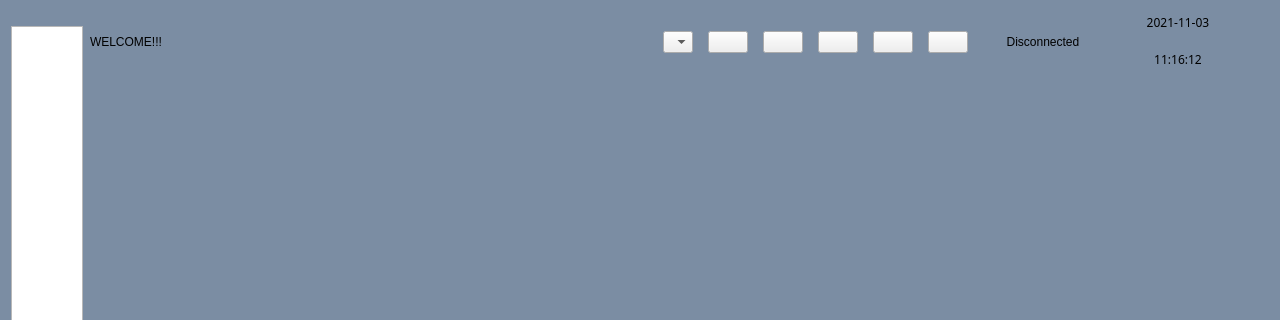
Qt form src/framework/FrameworkWidget.ui (hanjingo/rag-qt) before a commit; both pictures show x 0 to 1280 and y 0 to 320 of the 1280 by 757 pixel window.
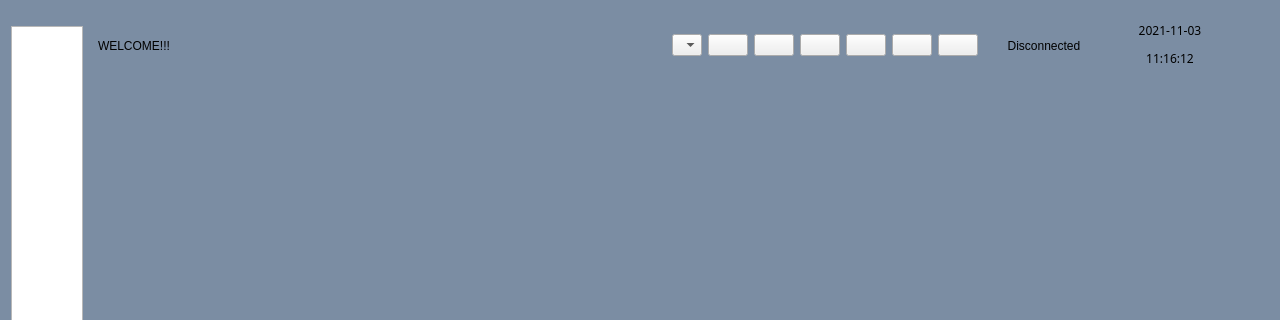
The same form after that commit. Icons and pictures are not drawn.

Commit message: add audio support

Patch:
```diff
--- a/src/framework/FrameworkWidget.ui
+++ b/src/framework/FrameworkWidget.ui
@@ -133,21 +133,6 @@
    <item row="0" column="1">
     <widget class="QWidget" name="widget" native="true">
      <layout class="QHBoxLayout" name="horizontalLayout_2">
-      <property name="spacing">
-       <number>15</number>
-      </property>
-      <property name="leftMargin">
-       <number>1</number>
-      </property>
-      <property name="topMargin">
-       <number>1</number>
-      </property>
-      <property name="rightMargin">
-       <number>1</number>
-      </property>
-      <property name="bottomMargin">
-       <number>1</number>
-      </property>
       <item>
        <widget class="QLabel" name="lblNotice">
         <property name="minimumSize">
@@ -181,8 +166,8 @@
         </property>
         <property name="iconSize">
          <size>
-          <width>30</width>
-          <height>30</height>
+          <width>45</width>
+          <height>45</height>
          </size>
         </property>
         <item>
@@ -240,6 +225,33 @@
         </property>
        </widget>
       </item>
+      <item>
+       <widget class="QPushButton" name="btnAudio">
+        <property name="focusPolicy">
+         <enum>Qt::FocusPolicy::NoFocus</enum>
+        </property>
+        <property name="styleSheet">
+         <string notr="true"/>
+        </property>
+        <property name="text">
+         <string/>
+        </property>
+        <property name="icon">
+         <iconset resource="../../res.qrc">
+          <normaloff>:/icons/microphone_enable</normaloff>
+          <normalon>:/icons/microphone_disable</normalon>:/icons/microphone_enable</iconset>
+        </property>
+        <property name="iconSize">
+         <size>
+          <width>45</width>
+          <height>45</height>
+         </size>
+        </property>
+        <property name="checkable">
+         <bool>true</bool>
+        </property>
+       </widget>
+      </item>
       <item>
        <widget class="QPushButton" name="btnSelectScreen">
         <property name="focusPolicy">
```
The commit also changes 14 other files.
